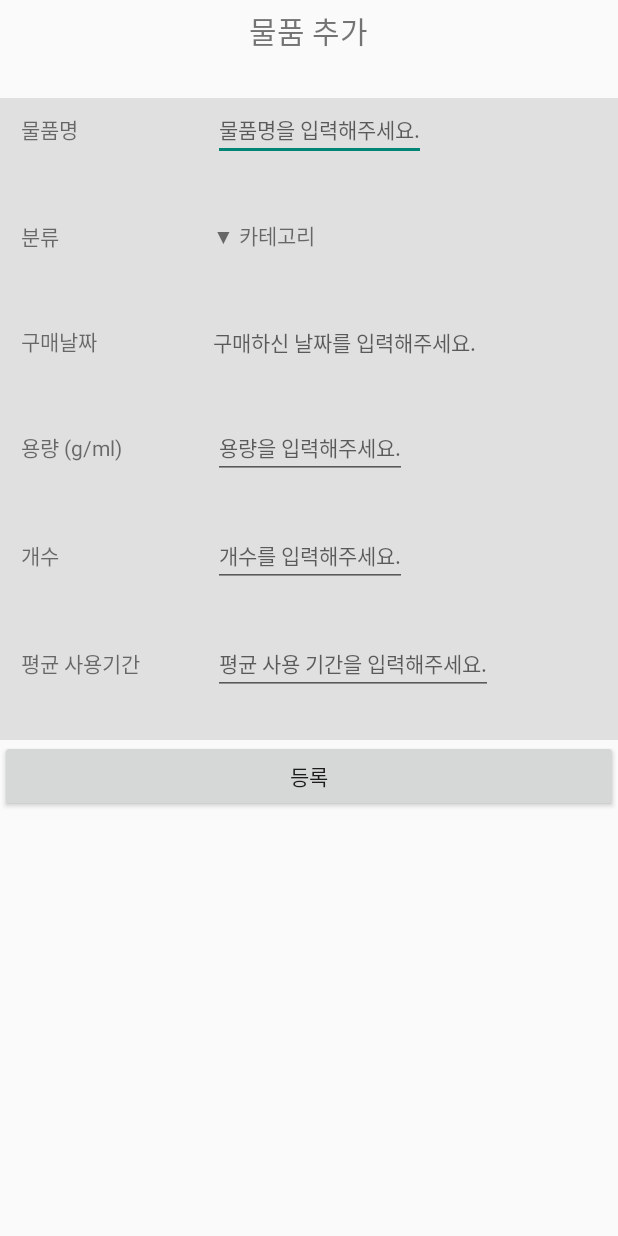
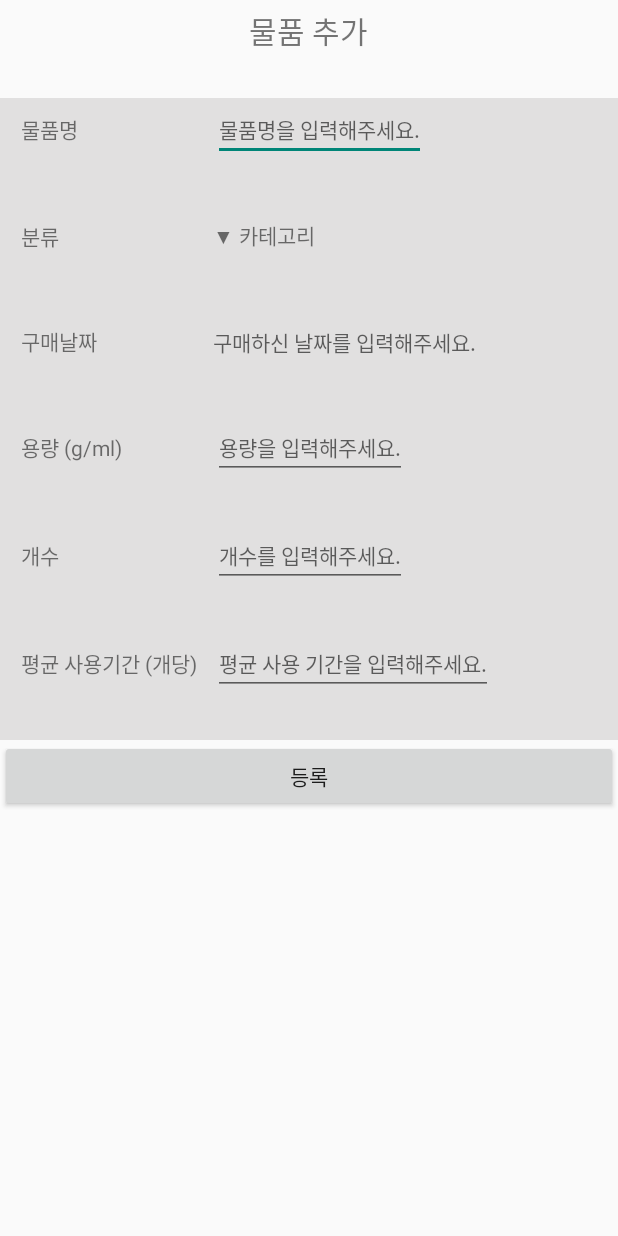
Before and after one commit to FuckingGenius/Salimalim, an Android app: the AddManageActivity screen opened directly, with no data from a screen before it, after a tap on "등록", on a phone screen of 412 x 824 dp. Run offline under Robolectric (Android 15) with nearby library versions, the phone set to English and light mode, and no system bars.

```diff
--- a/app/src/main/java/com/minki/salimalim/manage/AddManageActivity.kt
+++ b/app/src/main/java/com/minki/salimalim/manage/AddManageActivity.kt
@@ -89,7 +89,7 @@ class AddManageActivity : CommonActivity() {
                 val num = canSend.indexOf(false)
                 var where = ""
                 when(num){
-                    0 -> where = "상품명"
+                    0 -> where = "물품명"
                     1 -> where = "분류"
                     2 -> where = "구매날짜"
                     3 -> where = "용량"
--- a/app/src/main/java/com/minki/salimalim/manage/ManageFragment.kt
+++ b/app/src/main/java/com/minki/salimalim/manage/ManageFragment.kt
@@ -20,6 +20,7 @@ import com.google.android.material.tabs.TabLayout
 import com.minki.salimalim.MainActivity
 import com.minki.salimalim.R
 import com.minki.salimalim.SqlHelper
+import kotlinx.android.synthetic.main.activity_main.*
 import kotlinx.android.synthetic.main.manage_housekeeping.*
 import java.util.*
 import kotlin.collections.ArrayList
@@ -96,6 +97,7 @@ class ManageFragment : Fragment() {
                     (activity as MainActivity).isSearch = true
                     (activity as MainActivity).surfingQuery = item.goodsName
                     (activity as MainActivity).selectFragment(1)
+                    (activity as MainActivity).Main_Bottom_Navigation.selectedItemId = R.id.shop
                 }
             }
 
--- a/app/src/main/java/com/minki/salimalim/manage/ManageRecyclerAdapter.kt
+++ b/app/src/main/java/com/minki/salimalim/manage/ManageRecyclerAdapter.kt
@@ -35,7 +35,7 @@ class ManageRecyclerAdapter (private val data : ArrayList<ManageRecyclerData>, p
             view.ManageGoodsName.text = item.goodsName
             view.ManageGoodsCategory.text = category.get(item.category)
             view.ManagePurchasedDate.text = item.purchaseDate + " ~"
-            view.ManageGoodsQuantity.text = item.quantity.toString()
+            view.ManageGoodsQuantity.text = item.quantity.toString() + "개"
             if (item.volume == null || item.volume == 0)
                 view.ManageVolume.text = ""
             else
--- a/app/src/main/res/drawable/item_select_color.xml
+++ b/app/src/main/res/drawable/item_select_color.xml
@@ -1,6 +1,6 @@
 <?xml version="1.0" encoding="utf-8"?>
 <selector xmlns:android="http://schemas.android.com/apk/res/android">
-    <item android:color="#E4D197" android:state_checked="true" />
+    <item android:color="#FFD44F" android:state_checked="true" />
     <item android:color="#CCCCCC" android:state_checked="false" />
 
 </selector>
--- a/app/src/main/res/layout/add_manage.xml
+++ b/app/src/main/res/layout/add_manage.xml
@@ -235,7 +235,7 @@
                 <TextView
                     android:layout_width="wrap_content"
                     android:layout_height="wrap_content"
-                    android:text="평균 사용기간" />
+                    android:text="평균 사용기간 (개당)" />
             </LinearLayout>
 
             <LinearLayout
--- a/app/src/main/res/layout/view_item_popup.xml
+++ b/app/src/main/res/layout/view_item_popup.xml
@@ -115,7 +115,7 @@
             <TextView
                 android:layout_width="wrap_content"
                 android:layout_height="wrap_content"
-                android:text="총량 (g/ml)" />
+                android:text="용량 (g/ml)" />
         </LinearLayout>
 
         <LinearLayout
```
Also changed, not shown: app/src/main/java/com/minki/salimalim/system/MyReceiver.kt (+5 -2 lines).
